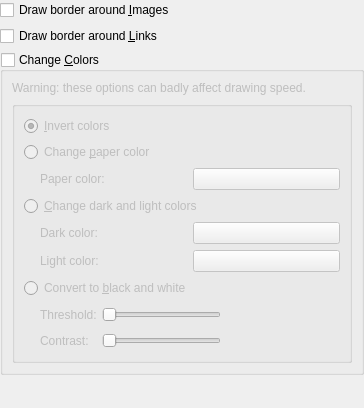
This is conf/dlgaccessibilitybase.ui in KDE/okular as Qt 5 draws it before an edit. The edited form follows.
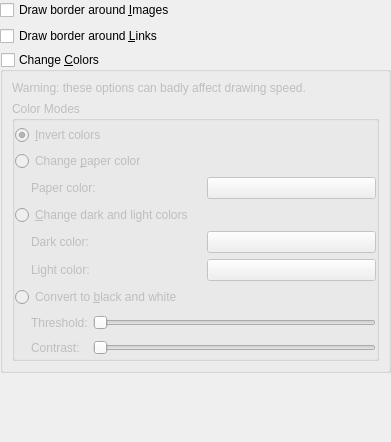
This is the edited form. Custom widgets are drawn as their Qt base class.

Commit message: slightly improve: remove some unneeded margins and spacers

Diff of the .ui file:
```diff
--- a/conf/dlgaccessibilitybase.ui
+++ b/conf/dlgaccessibilitybase.ui
@@ -8,8 +8,8 @@
    <rect>
     <x>0</x>
     <y>0</y>
-    <width>364</width>
-    <height>408</height>
+    <width>391</width>
+    <height>442</height>
    </rect>
   </property>
   <layout class="QVBoxLayout" >
@@ -57,9 +57,7 @@
       <item>
        <widget class="QLabel" name="warn" >
         <property name="sizePolicy" >
-         <sizepolicy>
-          <hsizetype>5</hsizetype>
-          <vsizetype>4</vsizetype>
+         <sizepolicy vsizetype="Maximum" hsizetype="Preferred" >
           <horstretch>0</horstretch>
           <verstretch>0</verstretch>
          </sizepolicy>
@@ -77,13 +75,28 @@
       </item>
       <item>
        <widget class="KButtonGroup" name="kcfg_RenderMode" >
+        <property name="title" >
+         <string>Color Modes</string>
+        </property>
+        <property name="flat" >
+         <bool>true</bool>
+        </property>
         <layout class="QVBoxLayout" >
-         <property name="margin" >
-          <number>9</number>
-         </property>
          <property name="spacing" >
           <number>6</number>
          </property>
+         <property name="leftMargin" >
+          <number>0</number>
+         </property>
+         <property name="topMargin" >
+          <number>4</number>
+         </property>
+         <property name="rightMargin" >
+          <number>0</number>
+         </property>
+         <property name="bottomMargin" >
+          <number>0</number>
+         </property>
          <item>
           <widget class="QRadioButton" name="radioInverted" >
            <property name="text" >
@@ -231,7 +244,19 @@
            <property name="margin" >
             <number>0</number>
            </property>
-           <property name="spacing" >
+           <property name="topMargin" >
+            <number>0</number>
+           </property>
+           <property name="rightMargin" >
+            <number>0</number>
+           </property>
+           <property name="bottomMargin" >
+            <number>0</number>
+           </property>
+           <property name="horizontalSpacing" >
+            <number>5</number>
+           </property>
+           <property name="verticalSpacing" >
             <number>5</number>
            </property>
            <item row="1" column="1" >
@@ -241,22 +266,6 @@
              </property>
             </widget>
            </item>
-           <item row="1" column="3" >
-            <spacer>
-             <property name="orientation" >
-              <enum>Qt::Horizontal</enum>
-             </property>
-             <property name="sizeType" >
-              <enum>QSizePolicy::Expanding</enum>
-             </property>
-             <property name="sizeHint" >
-              <size>
-               <width>48</width>
-               <height>21</height>
-              </size>
-             </property>
-            </spacer>
-           </item>
            <item row="1" column="0" >
             <spacer>
              <property name="orientation" >
@@ -289,28 +298,10 @@
              </property>
             </spacer>
            </item>
-           <item row="0" column="3" >
-            <spacer>
-             <property name="orientation" >
-              <enum>Qt::Horizontal</enum>
-             </property>
-             <property name="sizeType" >
-              <enum>QSizePolicy::Expanding</enum>
-             </property>
-             <property name="sizeHint" >
-              <size>
-               <width>48</width>
-               <height>21</height>
-              </size>
-             </property>
-            </spacer>
-           </item>
            <item row="1" column="2" >
             <widget class="QSlider" name="kcfg_BWContrast" >
              <property name="sizePolicy" >
-              <sizepolicy>
-               <hsizetype>7</hsizetype>
-               <vsizetype>0</vsizetype>
+              <sizepolicy vsizetype="Fixed" hsizetype="Expanding" >
                <horstretch>0</horstretch>
                <verstretch>0</verstretch>
               </sizepolicy>
@@ -326,9 +317,7 @@
            <item row="0" column="2" >
             <widget class="QSlider" name="kcfg_BWThreshold" >
              <property name="sizePolicy" >
-              <sizepolicy>
-               <hsizetype>7</hsizetype>
-               <vsizetype>0</vsizetype>
+              <sizepolicy vsizetype="Fixed" hsizetype="Expanding" >
                <horstretch>0</horstretch>
                <verstretch>0</verstretch>
               </sizepolicy>
@@ -374,19 +363,16 @@
  <layoutdefault spacing="5" margin="11" />
  <pixmapfunction>qPixmapFromMimeSource</pixmapfunction>
  <customwidgets>
-  <customwidget>
-   <class>KColorButton</class>
-   <extends>QPushButton</extends>
-   <header>kcolorbutton.h</header>
-   <container>0</container>
-   <pixmap></pixmap>
-  </customwidget>
   <customwidget>
    <class>KButtonGroup</class>
    <extends>QGroupBox</extends>
    <header>kbuttongroup.h</header>
    <container>1</container>
-   <pixmap></pixmap>
+  </customwidget>
+  <customwidget>
+   <class>KColorButton</class>
+   <extends>QPushButton</extends>
+   <header>kcolorbutton.h</header>
   </customwidget>
  </customwidgets>
  <resources/>
```
Left out of the diff: 80 changed lines with no effect on the pictures.
